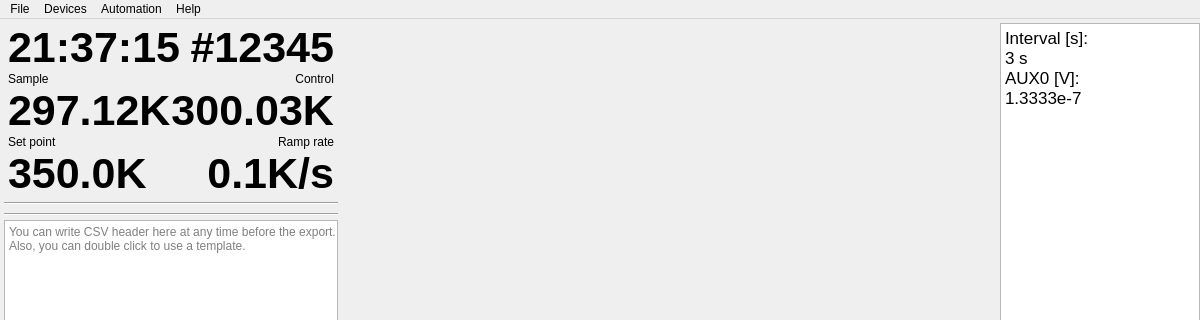
First picture: the form in msms/ui/main_window.ui, repository Nircek/msms, before the edit; both pictures show x 0 to 1200 and y 0 to 320 of the 1200 by 800 pixel window.
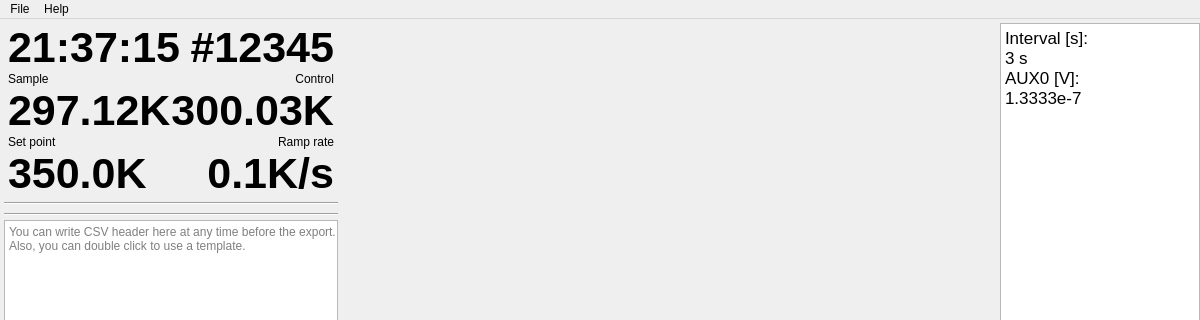
Second picture: the form after the edit. Custom widgets are drawn as their Qt base class.

What changed in the file:
```diff
--- a/msms/ui/main_window.ui
+++ b/msms/ui/main_window.ui
@@ -377,18 +377,9 @@
     <addaction name="actionRestoreLastFile"/>
     <addaction name="actionExport"/>
     <addaction name="separator"/>
-    <addaction name="actionQuit"/>
-   </widget>
-   <widget class="QMenu" name="menuDevices">
-    <property name="title">
-     <string>Devices</string>
-    </property>
     <addaction name="actionSendDeviceCommand"/>
-   </widget>
-   <widget class="QMenu" name="menuAutomation">
-    <property name="title">
-     <string>Automation</string>
-    </property>
+    <addaction name="separator"/>
+    <addaction name="actionQuit"/>
    </widget>
    <widget class="QMenu" name="menuHelp">
     <property name="title">
@@ -398,8 +389,6 @@
     <addaction name="actionHelp"/>
    </widget>
    <addaction name="menuFile"/>
-   <addaction name="menuDevices"/>
-   <addaction name="menuAutomation"/>
    <addaction name="menuHelp"/>
   </widget>
   <action name="actionManageAutomation">
```
Left out of the diff: 5 changed lines with no effect on the pictures. Lines whose indentation alone changed are shown as unchanged.
